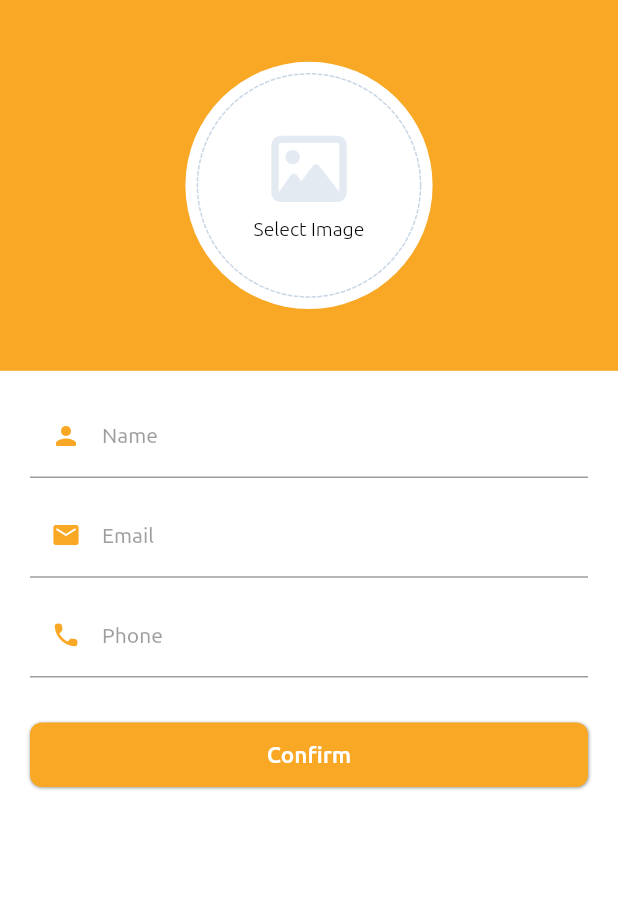
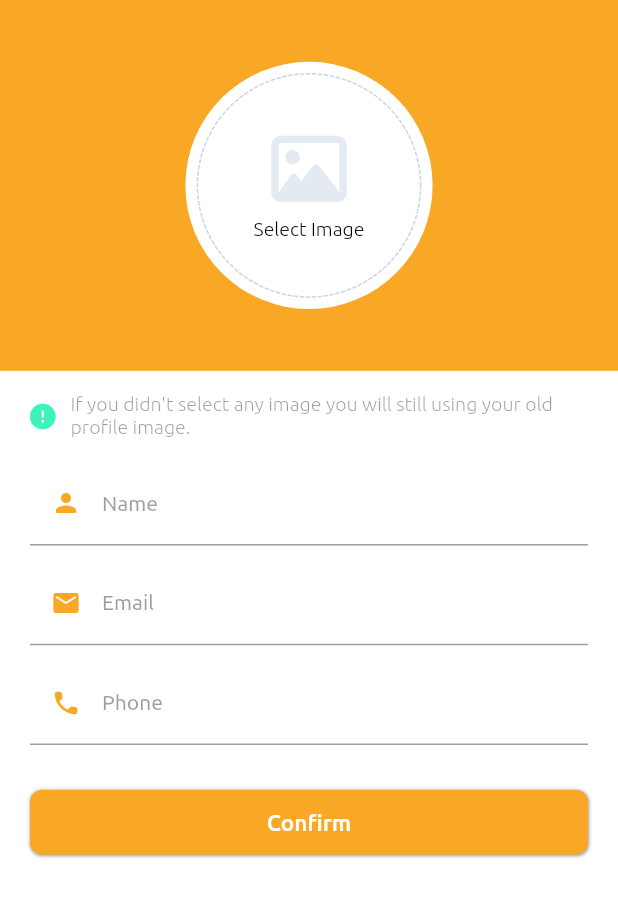
Before and after one commit to mhmoudGamea/yummy, a Flutter app: the UserEditProfileView screen opened by its route, after a tap on "Confirm", on a phone screen of 412 x 824 dp. Shown: the top 897 px of the screen. Run offline on Flutter 3.47's test engine with Material 2 defaults, Android fonts, the phone set to English and light mode, and no system bars; drawn by our look-alikes of dotted_border, flutter_neumorphic; our stand-ins replace cached_network_image, carousel_slider, cloud_firestore, dartz, firebase_auth, firebase_core and 14 more; accounts and stored records are empty.

Commit message:
finish editing profile logic and ui

```diff
--- a/lib/features/user/profile/presentation/model-views/profile_cubit/profile_cubit.dart
+++ b/lib/features/user/profile/presentation/model-views/profile_cubit/profile_cubit.dart
@@ -1,11 +1,11 @@
 import 'dart:io';
 
 import 'package:cloud_firestore/cloud_firestore.dart';
-import 'package:firebase_auth/firebase_auth.dart';
 import 'package:flutter/material.dart';
 import 'package:flutter_bloc/flutter_bloc.dart';
 import 'package:get_it/get_it.dart';
 import 'package:image_picker/image_picker.dart';
+import 'package:yummy/core/constants.dart';
 import 'package:yummy/core/utils/firestore_services.dart';
 
 import '../../../../home/data/data/user_info_model.dart';
@@ -18,10 +18,19 @@ class ProfileCubit extends Cubit<ProfileState> {
   final ImagePicker _picker = GetIt.I.get<ImagePicker>();
   final FirestoreServices _services = GetIt.I.get<FirestoreServices>();
   final FirebaseFirestore _store = GetIt.I.get<FirebaseFirestore>();
-  final FirebaseAuth _auth = GetIt.I.get<FirebaseAuth>();
   final TextEditingController _nameController = TextEditingController();
   TextEditingController get getNameController {
     return _nameController;
+  }
+
+  final TextEditingController _emailController = TextEditingController();
+  TextEditingController get getEmailController {
+    return _emailController;
+  }
+
+  final TextEditingController _phoneController = TextEditingController();
+  TextEditingController get getPhoneController {
+    return _phoneController;
   }
 
   // this function will get the data of the user and store them in
@@ -52,10 +61,7 @@ class ProfileCubit extends Cubit<ProfileState> {
 
   // this function just will update the field [profile image] in this signed in user
   Future<void> saveProfileImage({required String url}) async {
-    await _store
-        .collection('users')
-        .doc(_auth.currentUser!.uid)
-        .update({'profileImage': url});
+    await _store.collection('users').doc(uid).update({'profileImage': url});
   }
 
   // this function will get the user data from firebase firestore
@@ -66,16 +72,43 @@ class ProfileCubit extends Cubit<ProfileState> {
 
   Future<void> getUserProfileData() async {
     emit(GetUserInfoLoading());
-    final result =
-        await _store.collection('users').doc(_auth.currentUser!.uid).get();
+    final result = await _store.collection('users').doc(uid).get();
     if (result.data() == null) {
       print('Can\'t find user data');
       emit(GetUserInfoFailure());
     } else {
       _userInfoModel = UserInfoModel.fromJson(result.data()!);
       emit(GetUserInfoSuccess());
+      populating();
     }
   }
 
-  Future<void> editingUserProfileData() async {}
+  // a function to populate text editing controller when user want to edit his information
+  void populating() {
+    getNameController.text = _userInfoModel!.name ?? '';
+    getEmailController.text = _userInfoModel!.email ?? '';
+    getPhoneController.text = _userInfoModel!.phoneNumber;
+  }
+
+  // this function is used to edit user info by 2 ways
+  // 1- by update his profile image + [name, email, phone]
+  // 2- by update [name, email, phone]
+  Future<void> confirmEditingUserProfileData() async {
+    try {
+      emit(ConfirmEditingLoading());
+      if (getProfileImage != null) {
+        // then he choose a photo [first way]
+        await uploadProfileImage();
+        await _store.collection('users').doc(uid).update(
+            {'name': getNameController.text, 'email': getEmailController.text});
+        emit(ConfirmEditingWithImageSuccess());
+      } else {
+        await _store.collection('users').doc(uid).update(
+            {'name': getNameController.text, 'email': getEmailController.text});
+        emit(ConfirmEditingWithoutImageSuccess());
+      }
+    } catch (error) {
+      emit(ConfirmEditingFailure());
+    }
+  }
 }
--- a/lib/features/user/profile/presentation/model-views/profile_cubit/profile_state.dart
+++ b/lib/features/user/profile/presentation/model-views/profile_cubit/profile_state.dart
@@ -18,3 +18,12 @@ class GetUserInfoLoading extends ProfileState {}
 class GetUserInfoSuccess extends ProfileState {}
 
 class GetUserInfoFailure extends ProfileState {}
+
+// 3 states for confirm editing user information
+class ConfirmEditingLoading extends ProfileState {}
+
+class ConfirmEditingWithImageSuccess extends ProfileState {}
+
+class ConfirmEditingWithoutImageSuccess extends ProfileState {}
+
+class ConfirmEditingFailure extends ProfileState {}
--- a/lib/features/user/profile/presentation/views/user_edit_profile_view.dart
+++ b/lib/features/user/profile/presentation/views/user_edit_profile_view.dart
@@ -11,7 +11,7 @@ class UserEditProfileView extends StatelessWidget {
   @override
   Widget build(BuildContext context) {
     return BlocProvider(
-      create: (context) => ProfileCubit(),
+      create: (context) => ProfileCubit()..getUserProfileData(),
       child: const Scaffold(
         body: SafeArea(
           child: UserEditProfileViewBody(),
--- a/lib/features/user/profile/presentation/views/user_profile_view.dart
+++ b/lib/features/user/profile/presentation/views/user_profile_view.dart
@@ -10,7 +10,7 @@ class UserProfileView extends StatelessWidget {
   @override
   Widget build(BuildContext context) {
     return BlocProvider(
-      create: (context) => ProfileCubit(),
+      create: (context) => ProfileCubit()..getUserProfileData(),
       child: const Scaffold(
           backgroundColor: Colors.white,
           body: SafeArea(child: UserProfileViewBody())),
--- a/lib/features/user/profile/presentation/views/widgets/edit/edit_text_field.dart
+++ b/lib/features/user/profile/presentation/views/widgets/edit/edit_text_field.dart
@@ -26,6 +26,7 @@ class EditTextField extends StatelessWidget {
       cursorColor: primaryColor,
       keyboardType: type,
       controller: controller,
+      // initialValue: 'hello world',
       decoration: InputDecoration(
         helperStyle: Styles.title12.copyWith(color: greyColor2),
         prefixIcon: Icon(
--- a/lib/features/user/profile/presentation/views/widgets/edit/user_edit_profile_view_body.dart
+++ b/lib/features/user/profile/presentation/views/widgets/edit/user_edit_profile_view_body.dart
@@ -1,6 +1,11 @@
 import 'package:flutter/material.dart';
 import 'package:flutter_bloc/flutter_bloc.dart';
+import 'package:font_awesome_flutter/font_awesome_flutter.dart';
+import 'package:go_router/go_router.dart';
 import 'package:yummy/core/constants.dart';
+import 'package:yummy/core/utils/styles.dart';
+import 'package:yummy/core/widgets/c_circle_loading.dart';
+import 'package:yummy/core/widgets/c_error_widget.dart';
 import 'package:yummy/features/user/profile/presentation/model-views/profile_cubit/profile_cubit.dart';
 import 'package:yummy/features/user/profile/presentation/views/widgets/edit/image_edit.dart';
 
@@ -33,23 +38,25 @@ class UserEditProfileViewBody extends StatelessWidget {
                   padding: const EdgeInsets.symmetric(horizontal: 20),
                   child: Column(
                     children: [
-                      // const SizedBox(height: 15),
-                      // const Row(
-                      //   children: [
-                      //     Icon(
-                      //       FontAwesomeIcons.circleExclamation,
-                      //       size: 17,
-                      //       color: Colors.amber,
-                      //     ),
-                      //     SizedBox(
-                      //       width: 10,
-                      //     ),
-                      //     Flexible(
-                      //       child: Text(
-                      //           'If you didn\'t select any image you will still using your old profile image.'),
-                      //     )
-                      //   ],
-                      // ),
+                      const SizedBox(height: 15),
+                      Row(
+                        children: [
+                          const Icon(
+                            FontAwesomeIcons.circleExclamation,
+                            size: 17,
+                            color: mintGreen,
+                          ),
+                          const SizedBox(
+                            width: 10,
+                          ),
+                          Flexible(
+                            child: Text(
+                              'If you didn\'t select any image you will still using your old profile image.',
+                              style: Styles.title13.copyWith(color: greyColor2),
+                            ),
+                          )
+                        ],
+                      ),
                       const SizedBox(height: 15),
                       EditTextField(
                           icon: Icons.person_rounded,
@@ -64,7 +71,7 @@ class UserEditProfileViewBody extends StatelessWidget {
                           icon: Icons.email_rounded,
                           label: 'Email',
                           type: TextInputType.emailAddress,
-                          controller: data.getNameController,
+                          controller: data.getEmailController,
                           validator: (value) {
                             return null;
                           }),
@@ -73,20 +80,31 @@ class UserEditProfileViewBody extends StatelessWidget {
                           icon: Icons.phone_rounded,
                           label: 'Phone',
                           type: TextInputType.phone,
-                          controller: data.getNameController,
+                          controller: data.getPhoneController,
                           validator: (value) {
                             return null;
                           }),
                       const SizedBox(height: 30),
-                      CExpandedButton(
-                        bgColor: primaryColor,
-                        text: 'Confirm',
-                        textColor: Colors.white,
-                        onPress: () async {
-                          print('************************************');
-                          print(uid);
-                          print(userPhone);
-                          print('************************************');
+                      BlocBuilder<ProfileCubit, ProfileState>(
+                        builder: (context, state) {
+                          if (state is ConfirmEditingLoading) {
+                            return const CCircleLoading();
+                          } else if (state is ConfirmEditingFailure) {
+                            return CErrorWidget(
+                              icon: FontAwesomeIcons.circleExclamation,
+                              text: 'Error hapening while updating the data',
+                              bgColor: secondaryColor,
+                            );
+                          }
+                          return CExpandedButton(
+                            bgColor: primaryColor,
+                            text: 'Confirm',
+                            textColor: Colors.white,
+                            onPress: () {
+                              data.confirmEditingUserProfileData();
+                              GoRouter.of(context).pop();
+                            },
+                          );
                         },
                       )
                     ],
--- a/lib/features/user/profile/presentation/views/widgets/user_profile_account.dart
+++ b/lib/features/user/profile/presentation/views/widgets/user_profile_account.dart
@@ -1,4 +1,6 @@
 import 'package:flutter/material.dart';
+import 'package:flutter_bloc/flutter_bloc.dart';
+import 'package:yummy/features/user/profile/presentation/model-views/profile_cubit/profile_cubit.dart';
 
 import '../../../../../../core/constants.dart';
 import '../../../../../../core/utils/styles.dart';
@@ -8,11 +10,12 @@ class UserProfileAccount extends StatelessWidget {
 
   @override
   Widget build(BuildContext context) {
+    final data = BlocProvider.of<ProfileCubit>(context).getUserInfoModel;
     return Column(
       children: [
         const Text('Margot Robbie', style: Styles.title16),
         const SizedBox(height: 5),
-        Text('+20:-----------',
+        Text(data!.phoneNumber,
             style: Styles.title13.copyWith(color: greyColor2)),
       ],
     );
--- a/lib/main.dart
+++ b/lib/main.dart
@@ -20,11 +20,8 @@ void main() async {
   );
   await ServiceLocator.setUp();
   AppRoutes.getAuthState();
-  if (uid != null || userPhone != null) {
-    uid = CacheHelper.getData('uid');
-    userPhone = CacheHelper.getData('userPhone');
-  }
-
+  uid = CacheHelper.getData('uid');
+  userPhone = CacheHelper.getData('userPhone');
   runApp(const MyApp());
 }
 
```
